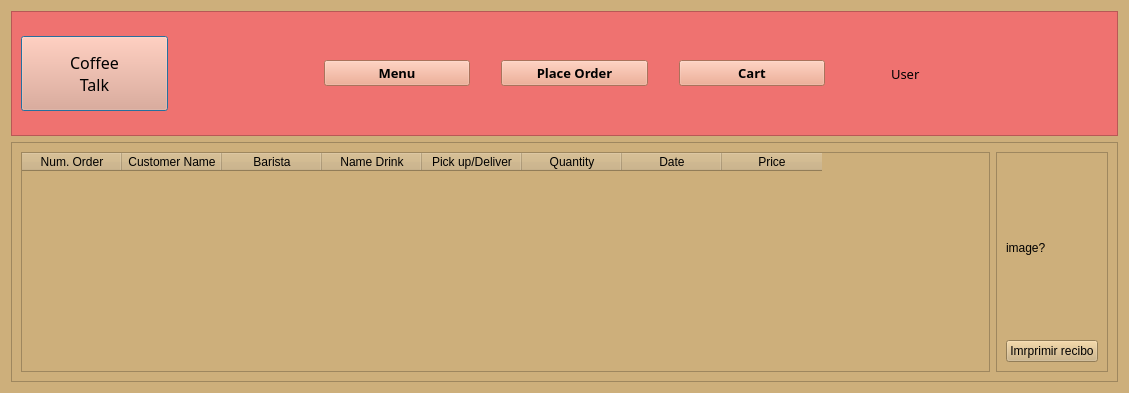
Before: the Qt Designer form views/report.ui in NicolasChavezC/CoffeeShop, drawn with Qt 5.
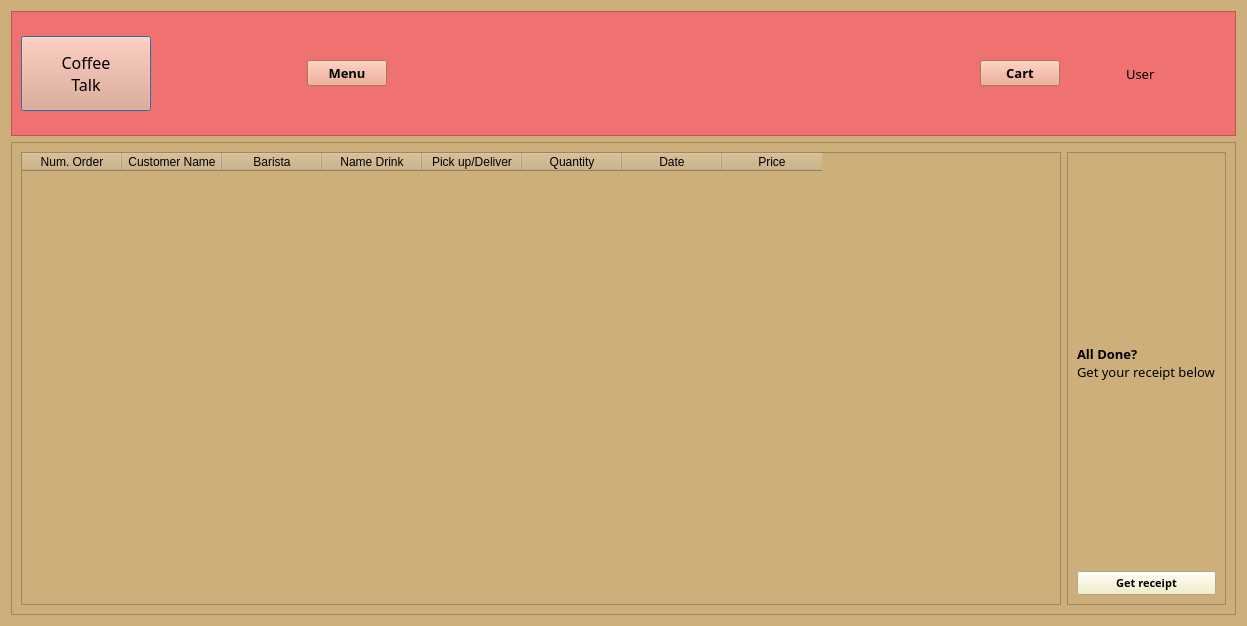
After: the same form once the commit is applied. Icons and pictures are not drawn.

The edit to the form file:
```diff
--- a/views/report.ui
+++ b/views/report.ui
@@ -6,8 +6,8 @@
    <rect>
     <x>0</x>
     <y>0</y>
-    <width>1129</width>
-    <height>393</height>
+    <width>1247</width>
+    <height>626</height>
    </rect>
   </property>
   <property name="windowTitle">
@@ -45,10 +45,16 @@
        <widget class="QPushButton" name="pushButton_4">
         <property name="minimumSize">
          <size>
-          <width>0</width>
+          <width>130</width>
           <height>75</height>
          </size>
         </property>
+        <property name="maximumSize">
+         <size>
+          <width>130</width>
+          <height>16777215</height>
+         </size>
+        </property>
         <property name="font">
          <font>
           <family>Lucida Calligraphy</family>
@@ -70,7 +76,7 @@
          <enum>Qt::Horizontal</enum>
         </property>
         <property name="sizeType">
-         <enum>QSizePolicy::Fixed</enum>
+         <enum>QSizePolicy::Ignored</enum>
         </property>
         <property name="sizeHint" stdset="0">
          <size>
@@ -98,47 +104,13 @@
         </property>
        </widget>
       </item>
-      <item>
-       <spacer name="horizontalSpacer_2">
-        <property name="orientation">
-         <enum>Qt::Horizontal</enum>
-        </property>
-        <property name="sizeType">
-         <enum>QSizePolicy::Fixed</enum>
-        </property>
-        <property name="sizeHint" stdset="0">
-         <size>
-          <width>25</width>
-          <height>20</height>
-         </size>
-        </property>
-       </spacer>
-      </item>
-      <item>
-       <widget class="QPushButton" name="pushButton_2">
-        <property name="font">
-         <font>
-          <family>Century Gothic</family>
-          <pointsize>10</pointsize>
-          <weight>75</weight>
-          <bold>true</bold>
-         </font>
-        </property>
-        <property name="styleSheet">
-         <string notr="true">background-color: rgb(238,159,128);</string>
-        </property>
-        <property name="text">
-         <string>Place Order</string>
-        </property>
-       </widget>
-      </item>
       <item>
        <spacer name="horizontalSpacer_4">
         <property name="orientation">
          <enum>Qt::Horizontal</enum>
         </property>
         <property name="sizeType">
-         <enum>QSizePolicy::Fixed</enum>
+         <enum>QSizePolicy::Expanding</enum>
         </property>
         <property name="sizeHint" stdset="0">
          <size>
@@ -284,15 +256,31 @@
         <layout class="QVBoxLayout" name="verticalLayout_2">
          <item>
           <widget class="QLabel" name="label_3">
+           <property name="font">
+            <font>
+             <family>Century Gothic</family>
+            </font>
+           </property>
            <property name="text">
-            <string>image?</string>
+            <string>&lt;html&gt;&lt;head/&gt;&lt;body&gt;&lt;p&gt;&lt;span style=&quot; font-size:10pt; font-weight:600;&quot;&gt;All Done?&lt;/span&gt;&lt;span style=&quot; font-size:10pt;&quot;&gt;&lt;br/&gt;Get your receipt below&lt;/span&gt;&lt;/p&gt;&lt;/body&gt;&lt;/html&gt;</string>
            </property>
           </widget>
          </item>
          <item>
           <widget class="QPushButton" name="pushButton_5">
+           <property name="font">
+            <font>
+             <family>Century Gothic</family>
+             <pointsize>8</pointsize>
+             <weight>75</weight>
+             <bold>true</bold>
+            </font>
+           </property>
+           <property name="styleSheet">
+            <string notr="true">background-color: rgb(243,236,190);</string>
+           </property>
            <property name="text">
-            <string>Imrprimir recibo</string>
+            <string>Get receipt</string>
            </property>
           </widget>
          </item>
```
Left out of the diff: 4 changed lines with no effect on the pictures.
